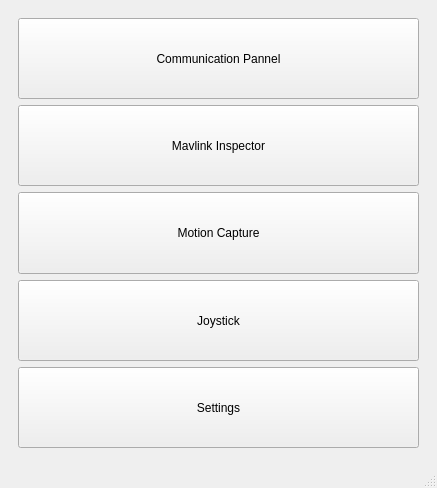
Above: src/kgroundcontrol.ui from YevheniiKovryzhenko/KGroundControl before the change. Below: the same form after it.
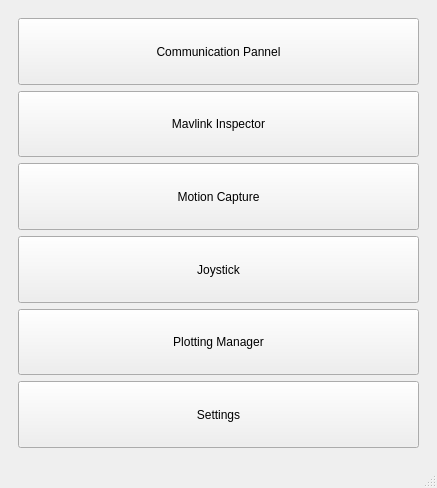
That is the form after the change.

Commit message: added realtime 2d plotting

```diff
--- a/src/kgroundcontrol.ui
+++ b/src/kgroundcontrol.ui
@@ -115,6 +115,25 @@
             </property>
            </widget>
           </item>
+          <item>
+           <widget class="QPushButton" name="btn_plotting_manager">
+            <property name="sizePolicy">
+             <sizepolicy hsizetype="Expanding" vsizetype="Expanding">
+              <horstretch>0</horstretch>
+              <verstretch>0</verstretch>
+             </sizepolicy>
+            </property>
+            <property name="minimumSize">
+             <size>
+              <width>100</width>
+              <height>30</height>
+             </size>
+            </property>
+            <property name="text">
+             <string>Plotting Manager</string>
+            </property>
+           </widget>
+          </item>
           <item>
            <widget class="QPushButton" name="btn_settings">
             <property name="sizePolicy">
```
Left out of the diff: 15 changed lines with no effect on the pictures. The commit also changes 16 other files.
